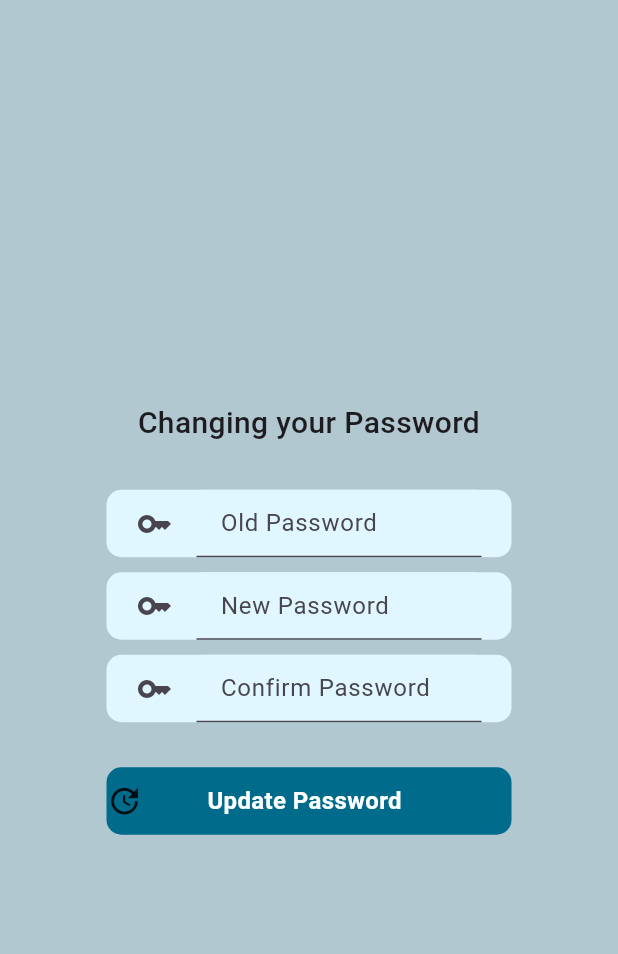
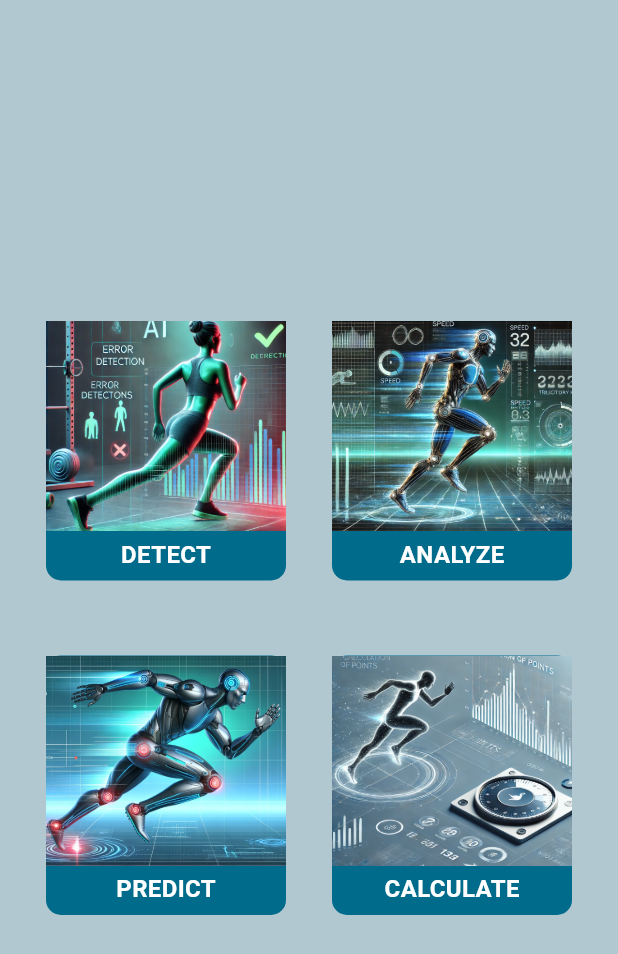
Before and after one commit to MohamaddMortada/AI-Front-End, a Flutter app: the screen it shows after launch, on a phone screen of 412 x 824 dp. Shown: the top 954 px of the screen. Run offline on Flutter 3.47's test engine with Material 3 defaults, Android fonts, the phone set to English and light mode, and no system bars; our stand-ins replace get.

Commit message:
Creating MainPage

```diff
--- a/lib/main.dart
+++ b/lib/main.dart
@@ -1,5 +1,6 @@
 import 'package:flutter/material.dart';
 import 'package:front_end/pages/change_password.dart';
+import 'package:front_end/pages/main_page.dart';
 
 void main() {
   runApp(const MainApp());
@@ -19,7 +20,7 @@ class MainApp extends StatelessWidget {
         scaffoldBackgroundColor: Color(0xFFB2C8D0),
 
       ),
-      home:ChangePassword(),
+      home:MainPage(),
 
     );
   }
--- /dev/null
+++ b/lib/pages/main_page.dart
@@ -0,0 +1,36 @@
+
+import 'package:flutter/material.dart';
+import 'package:front_end/widgets/image_button.dart';
+
+class MainPage extends StatelessWidget {
+  @override
+  Widget build(BuildContext context) {
+    return const Scaffold(
+        body: Center(
+
+          child:Column(
+            mainAxisAlignment: MainAxisAlignment.spaceEvenly,
+            children: [
+              Spacer(),
+              Row(
+                mainAxisAlignment: MainAxisAlignment.spaceEvenly,
+                children: [
+                  ImageButton(imagePath: 'assets/Detect-Image.webp', text: 'DETECT'),
+                  ImageButton(imagePath: 'assets/Analyze-Image.webp', text: 'ANALYZE'),
+                ],
+              ),
+              SizedBox(height: 50),
+              Row(
+                mainAxisAlignment: MainAxisAlignment.spaceEvenly,
+                children: [
+                  ImageButton(imagePath: 'assets/Predict-Image.webp', text: 'PREDICT'),
+                  ImageButton(imagePath: 'assets/Calculate-Image.webp', text: 'CALCULATE'),
+                ],
+              ),
+              Spacer(),
+            ]
+          )
+        )
+    );
+  }
+}
--- a/pubspec.yaml
+++ b/pubspec.yaml
@@ -19,5 +19,4 @@ dev_dependencies:
 flutter:
   uses-material-design: true
   assets:
-    - assets/Logo.png
-    - assets/Detect-Image.webp
+    - assets/
```
Also changed, not shown: assets/Analyze-Image.webp (added), assets/Calculate-Image.webp (added), assets/Predict-Image.webp (added), 6 other files.
